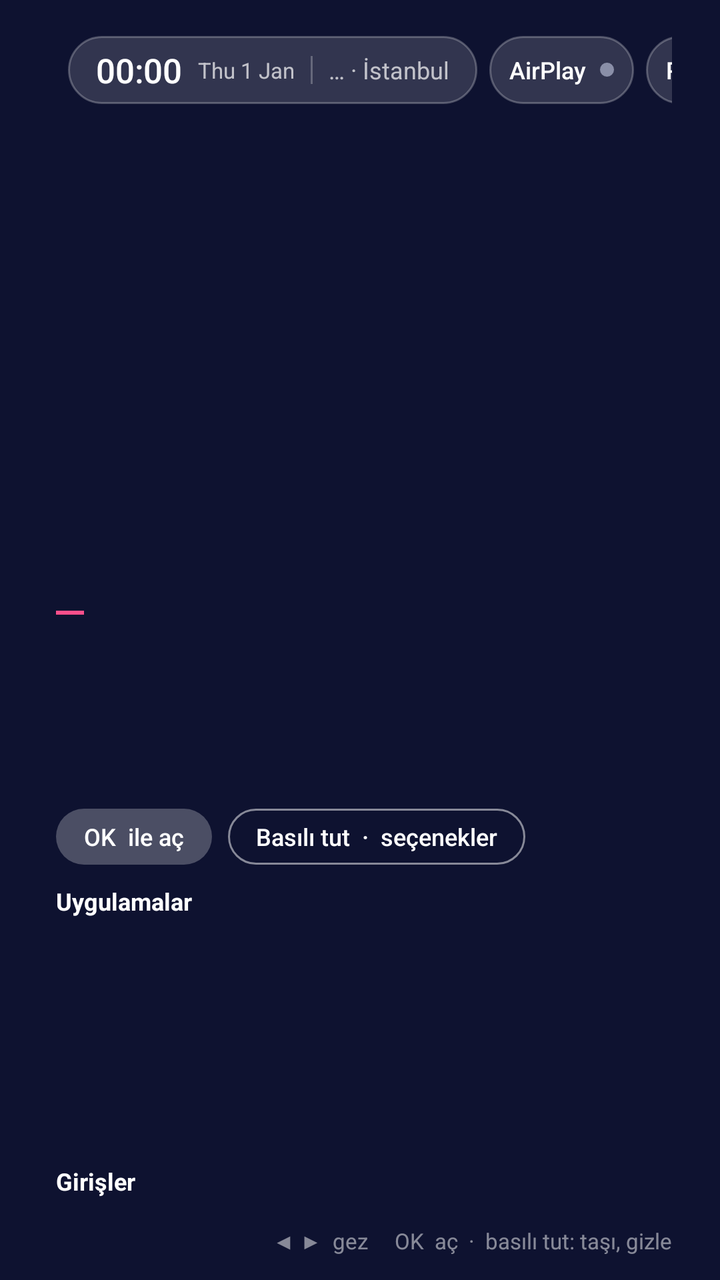
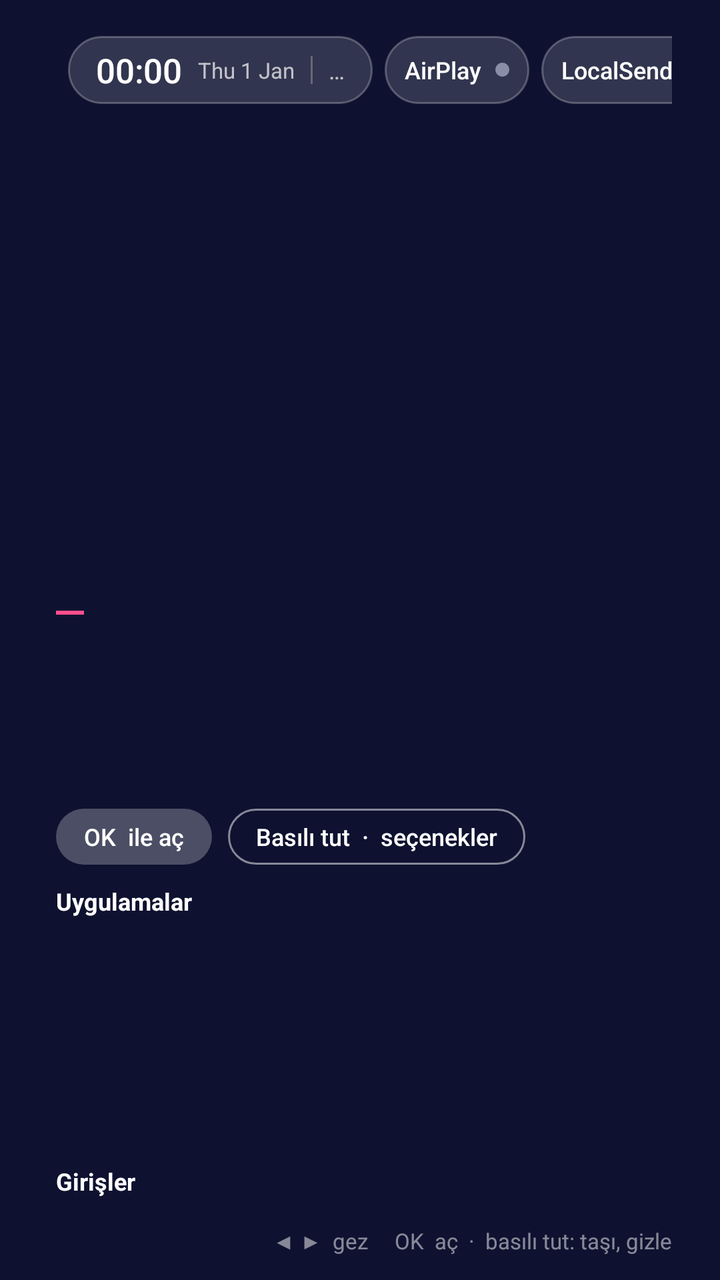

Before-and-after screenshots of an Android layout around one commit, followed by the original layout XML and the change that was made.
<!-- AndroidManifest.xml: application theme Theme.TvAnaEkran -->
<!-- res/layout/activity_main.xml -->
<?xml version="1.0" encoding="utf-8"?>
<FrameLayout xmlns:android="http://schemas.android.com/apk/res/android"
    android:id="@+id/root"
    android:layout_width="match_parent"
    android:layout_height="match_parent">

    
    <View
        android:id="@+id/heroBg"
        android:layout_width="match_parent"
        android:layout_height="match_parent" />

    
    <TextView
        android:id="@+id/heroLetter"
        android:layout_width="wrap_content"
        android:layout_height="wrap_content"
        android:layout_gravity="end|top"
        android:layout_marginTop="40dp"
        android:layout_marginEnd="70dp"
        android:alpha="0.55"
        android:fontFamily="sans-serif-black"
        android:includeFontPadding="false"
        android:textColor="#FFFF4F8B"
        android:textSize="190sp" />

    <LinearLayout
        android:layout_width="match_parent"
        android:layout_height="match_parent"
        android:orientation="vertical"
        android:paddingStart="28dp"
        android:paddingTop="18dp"
        android:paddingEnd="24dp"
        android:paddingBottom="12dp">

        
        <LinearLayout
            android:layout_width="match_parent"
            android:layout_height="34dp"
            android:gravity="center_vertical"
            android:orientation="horizontal">

            <LinearLayout
                android:id="@+id/clockChip"
                style="@style/Chip"
                android:paddingStart="14dp"
                android:paddingEnd="14dp">

                <TextClock
                    android:id="@+id/clock"
                    android:layout_width="wrap_content"
                    android:layout_height="wrap_content"
                    android:fontFamily="sans-serif-medium"
                    android:format12Hour="HH:mm"
                    android:format24Hour="HH:mm"
                    android:textColor="@color/text"
                    android:textSize="17sp" />

                <TextClock
                    android:id="@+id/date"
                    android:layout_width="wrap_content"
                    android:layout_height="wrap_content"
                    android:layout_marginStart="8dp"
                    android:format12Hour="EEE d MMM"
                    android:format24Hour="EEE d MMM"
                    android:textColor="@color/text_dim"
                    android:textSize="11sp" />

                <View
                    android:layout_width="1dp"
                    android:layout_height="14dp"
                    android:layout_marginStart="8dp"
                    android:layout_marginEnd="8dp"
                    android:background="@color/chip_stroke" />

                <TextView
                    android:id="@+id/weather"
                    android:layout_width="wrap_content"
                    android:layout_height="wrap_content"
                    android:text="… · İstanbul"
                    android:textColor="@color/text_dim"
                    android:textSize="12sp" />
            </LinearLayout>

            <View
                android:layout_width="0dp"
                android:layout_height="1dp"
                android:layout_weight="1" />

            <LinearLayout
                android:id="@+id/airplayChip"
                style="@style/Chip.Focusable">

                <TextView style="@style/ChipText" android:text="AirPlay" />

                <View android:id="@+id/airplayDot" style="@style/Dot" />
            </LinearLayout>

            <LinearLayout
                android:id="@+id/adChip"
                style="@style/Chip.Focusable">

                <TextView style="@style/ChipText" android:text="Reklam engeli" />

                <View android:id="@+id/adDot" style="@style/Dot" />
            </LinearLayout>

            <LinearLayout
                android:id="@+id/speedChip"
                style="@style/Chip.Focusable">

                <TextView
                    android:id="@+id/speedText"
                    style="@style/ChipText"
                    android:text="Hız testi" />
            </LinearLayout>

            <LinearLayout
                android:id="@+id/ramChip"
                style="@style/Chip.Focusable">

                <TextView
                    android:id="@+id/ramText"
                    style="@style/ChipText"
                    android:text="RAM %—" />

                <View android:id="@+id/ramDot" style="@style/Dot" />

                <TextView
                    android:id="@+id/cleanText"
                    android:layout_width="wrap_content"
                    android:layout_height="22dp"
                    android:layout_marginStart="8dp"
                    android:background="@drawable/pill_accent"
                    android:gravity="center"
                    android:paddingStart="10dp"
                    android:paddingEnd="10dp"
                    android:text="Boşalt"
                    android:textColor="@color/text"
                    android:textSize="11sp"
                    android:textStyle="bold" />
            </LinearLayout>

            <FrameLayout
                android:id="@+id/settingsChip"
                style="@style/Chip.Focusable"
                android:layout_width="34dp"
                android:paddingStart="0dp"
                android:paddingEnd="0dp">

                <TextView
                    android:layout_width="match_parent"
                    android:layout_height="match_parent"
                    android:gravity="center"
                    android:text="⚙"
                    android:textColor="@color/text"
                    android:textSize="16sp" />
            </FrameLayout>
        </LinearLayout>

        
        <LinearLayout
            android:layout_width="match_parent"
            android:layout_height="0dp"
            android:layout_weight="1"
            android:gravity="bottom"
            android:orientation="vertical"
            android:paddingBottom="10dp">

            <LinearLayout
                android:layout_width="wrap_content"
                android:layout_height="wrap_content"
                android:gravity="center_vertical"
                android:orientation="horizontal">

                <View
                    android:id="@+id/greetLine"
                    android:layout_width="14dp"
                    android:layout_height="2dp"
                    android:background="@color/accent" />

                <TextView
                    android:id="@+id/greeting"
                    android:layout_width="wrap_content"
                    android:layout_height="wrap_content"
                    android:layout_marginStart="6dp"
                    android:textColor="@color/text_dim"
                    android:textSize="12sp" />
            </LinearLayout>

            <TextView
                android:id="@+id/heroTitle"
                android:layout_width="wrap_content"
                android:layout_height="wrap_content"
                android:ellipsize="end"
                android:fontFamily="sans-serif-black"
                android:maxLines="1"
                android:textColor="#FF6FA8FF"
                android:textSize="44sp" />

            <TextView
                android:id="@+id/heroSub"
                android:layout_width="wrap_content"
                android:layout_height="wrap_content"
                android:layout_marginTop="2dp"
                android:textColor="@color/text"
                android:textSize="14sp" />

            <LinearLayout
                android:layout_width="wrap_content"
                android:layout_height="wrap_content"
                android:layout_marginTop="10dp"
                android:orientation="horizontal">

                <TextView
                    android:id="@+id/heroAction"
                    style="@style/HeroPill"
                    android:background="@drawable/pill_soft"
                    android:text="OK  ile aç" />

                <TextView
                    style="@style/HeroPill"
                    android:layout_marginStart="8dp"
                    android:background="@drawable/pill_outline"
                    android:text="Basılı tut  ·  seçenekler" />
            </LinearLayout>
        </LinearLayout>

        
        <LinearLayout
            android:layout_width="wrap_content"
            android:layout_height="wrap_content"
            android:orientation="horizontal">

            <TextView style="@style/RowTitle" android:text="Uygulamalar" />

            <TextView
                android:id="@+id/appsCount"
                style="@style/RowTitle"
                android:layout_marginStart="6dp"
                android:textColor="@color/text_faint"
                android:textStyle="normal" />
        </LinearLayout>

        <HorizontalScrollView
            android:id="@+id/appsScroll"
            android:layout_width="match_parent"
            android:layout_height="112dp"
            android:layout_marginStart="-28dp"
            android:layout_marginEnd="-24dp"
            android:clipChildren="false"
            android:clipToPadding="false"
            android:paddingStart="40dp"
            android:paddingEnd="40dp"
            android:scrollbars="none">

            <LinearLayout
                android:id="@+id/appsRow"
                android:layout_width="wrap_content"
                android:layout_height="match_parent"
                android:clipChildren="false"
                android:gravity="center_vertical"
                android:orientation="horizontal" />
        </HorizontalScrollView>

        
        <LinearLayout
            android:layout_width="match_parent"
            android:layout_height="36dp"
            android:layout_marginTop="2dp"
            android:gravity="center_vertical"
            android:orientation="horizontal">

            <TextView
                style="@style/RowTitle"
                android:layout_marginEnd="12dp"
                android:text="Girişler" />

            <HorizontalScrollView
                android:layout_width="0dp"
                android:layout_height="match_parent"
                android:layout_weight="1"
                android:clipToPadding="false"
                android:scrollbars="none">

                <LinearLayout
                    android:id="@+id/inputsRow"
                    android:layout_width="wrap_content"
                    android:layout_height="match_parent"
                    android:gravity="center_vertical"
                    android:orientation="horizontal"
                    android:paddingStart="4dp"
                    android:paddingEnd="4dp" />
            </HorizontalScrollView>
        </LinearLayout>

        
        <TextView
            android:id="@+id/hint"
            android:layout_width="match_parent"
            android:layout_height="wrap_content"
            android:layout_marginTop="4dp"
            android:gravity="end"
            android:text="@string/hint"
            android:textColor="@color/text_faint"
            android:textSize="11sp" />
    </LinearLayout>
</FrameLayout>
<!-- resources referenced by this layout -->
<resources>
  <color name="accent">#FFFF4F8B</color>
  <color name="chip_stroke">#40FFFFFF</color>
  <color name="text">#FFFFFFFF</color>
  <color name="text_dim">#B3FFFFFF</color>
  <color name="text_faint">#80FFFFFF</color>
  <!-- drawable pill_accent (drawable) -->
  <?xml version="1.0" encoding="utf-8"?>
  <shape xmlns:android="http://schemas.android.com/apk/res/android" android:shape="rectangle">
      <corners android:radius="11dp" />
      <solid android:color="#CCFF4F8B" />
  </shape>
  <!-- drawable pill_outline (drawable) -->
  <?xml version="1.0" encoding="utf-8"?>
  <shape xmlns:android="http://schemas.android.com/apk/res/android" android:shape="rectangle">
      <corners android:radius="14dp" />
      <stroke android:width="1dp" android:color="#80FFFFFF" />
  </shape>
  <!-- drawable pill_soft (drawable) -->
  <?xml version="1.0" encoding="utf-8"?>
  <shape xmlns:android="http://schemas.android.com/apk/res/android" android:shape="rectangle">
      <corners android:radius="14dp" />
      <solid android:color="#40FFFFFF" />
  </shape>
  <string name="hint">◀ ▶  gez     OK  aç  ·  basılı tut: taşı, gizle</string>
  <style name="Chip">
          <item name="android:layout_width">wrap_content</item>
          <item name="android:layout_height">34dp</item>
          <item name="android:layout_marginStart">6dp</item>
          <item name="android:background">@drawable/chip_bg</item>
          <item name="android:gravity">center_vertical</item>
          <item name="android:orientation">horizontal</item>
          <item name="android:paddingStart">10dp</item>
          <item name="android:paddingEnd">10dp</item>
      </style>
  <style name="Chip.Focusable">
          <item name="android:focusable">true</item>
          <item name="android:clickable">true</item>
      </style>
  <style name="ChipText">
          <item name="android:layout_width">wrap_content</item>
          <item name="android:layout_height">wrap_content</item>
          <item name="android:textColor">@color/text</item>
          <item name="android:textSize">12sp</item>
          <item name="android:fontFamily">sans-serif-medium</item>
          <item name="android:duplicateParentState">true</item>
      </style>
  <style name="Dot">
          <item name="android:layout_width">7dp</item>
          <item name="android:layout_height">7dp</item>
          <item name="android:layout_marginStart">7dp</item>
          <item name="android:background">@drawable/dot</item>
          <item name="android:backgroundTint">@color/off</item>
      </style>
  <style name="HeroPill">
          <item name="android:layout_width">wrap_content</item>
          <item name="android:layout_height">28dp</item>
          <item name="android:gravity">center</item>
          <item name="android:paddingStart">14dp</item>
          <item name="android:paddingEnd">14dp</item>
          <item name="android:textColor">@color/text</item>
          <item name="android:textSize">12sp</item>
          <item name="android:fontFamily">sans-serif-medium</item>
      </style>
  <style name="RowTitle">
          <item name="android:layout_width">wrap_content</item>
          <item name="android:layout_height">wrap_content</item>
          <item name="android:textColor">@color/text</item>
          <item name="android:textSize">12sp</item>
          <item name="android:textStyle">bold</item>
      </style>
  <style name="Theme.TvAnaEkran" parent="@android:style/Theme.Material.NoActionBar.Fullscreen">
          <item name="android:windowBackground">@color/bg</item>
          <item name="android:colorAccent">@color/accent</item>
          <item name="android:windowAnimationStyle">@null</item>
          <item name="android:windowDisablePreview">true</item>
      </style>
  <!-- drawable dot (drawable) -->
  <?xml version="1.0" encoding="utf-8"?>
  <shape xmlns:android="http://schemas.android.com/apk/res/android" android:shape="oval">
      <solid android:color="#FFFFFFFF" />
  </shape>
  <color name="off">#FF8A8FA8</color>
  <color name="bg">#FF0E1230</color>
  <color name="chip_bg">#26FFFFFF</color>
  <!-- unchanged entries left out for length: 1 -->
</resources>

<!-- the commit's change to res/layout/activity_main.xml (unified diff, before → after) -->
@@ -77,7 +77,7 @@
                     android:id="@+id/weather"
                     android:layout_width="wrap_content"
                     android:layout_height="wrap_content"
-                    android:text="… · İstanbul"
+                    android:text="…"
                     android:textColor="@color/text_dim"
                     android:textSize="12sp" />
             </LinearLayout>
@@ -97,10 +97,19 @@
             </LinearLayout>
 
             <LinearLayout
+                android:id="@+id/localsendChip"
+                style="@style/Chip.Focusable">
+
+                <TextView style="@style/ChipText" android:text="LocalSend" />
+
+                <View android:id="@+id/localsendDot" style="@style/Dot" />
+            </LinearLayout>
+
+            <LinearLayout
                 android:id="@+id/adChip"
                 style="@style/Chip.Focusable">
 
-                <TextView style="@style/ChipText" android:text="Reklam engeli" />
+                <TextView style="@style/ChipText" android:text="AdGuard" />
 
                 <View android:id="@+id/adDot" style="@style/Dot" />
             </LinearLayout>
